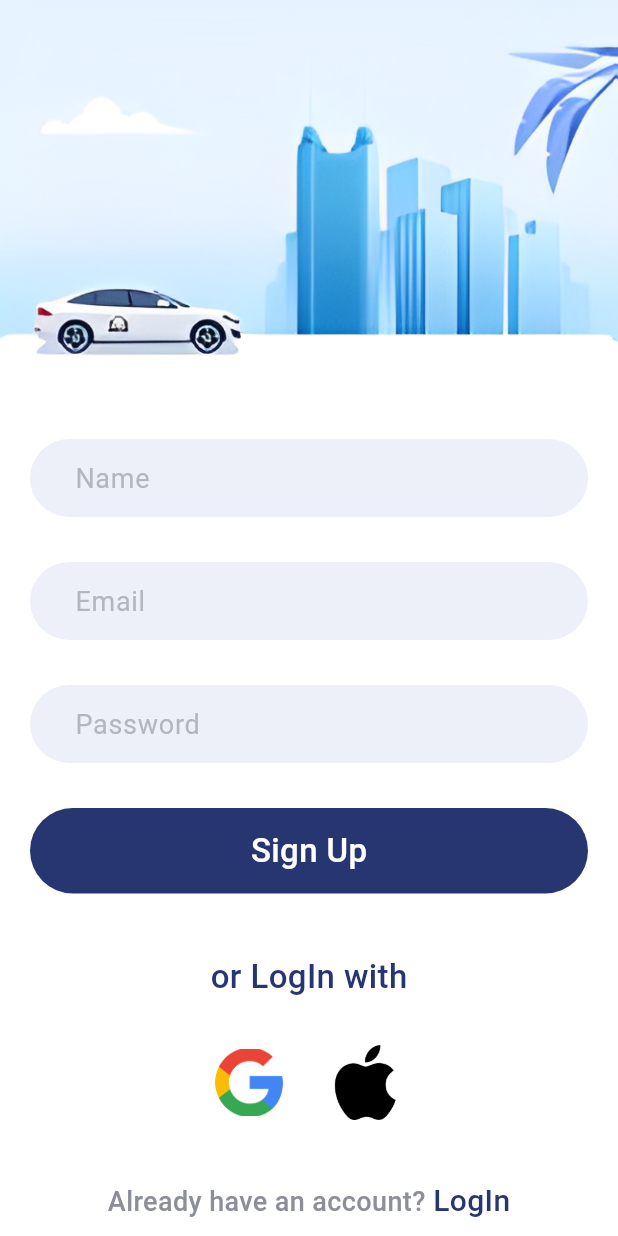
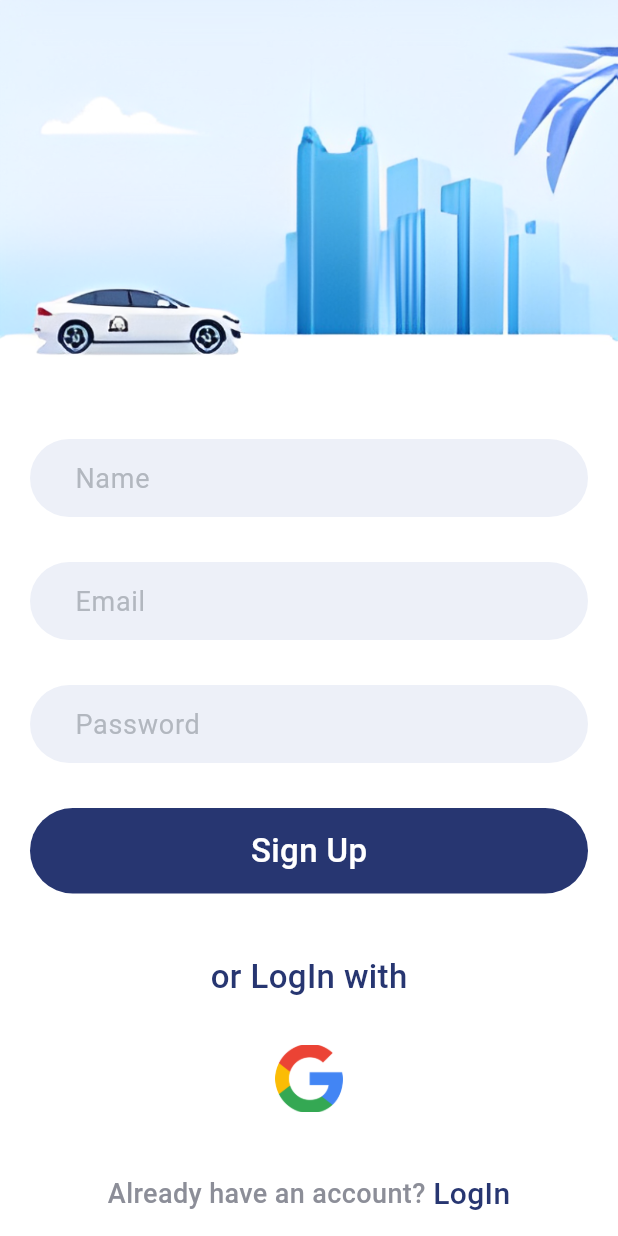
Before and after one commit to chetankush/bazaar-app, a Flutter app: the screen it shows after launch, after a tap on "Sign In", after a tap on "SignUp", on a phone screen of 412 x 824 dp. Run offline on Flutter 3.47's test engine with Material 3 defaults, Android fonts, the phone set to English and light mode, and no system bars; our stand-ins replace carousel_slider, cloud_firestore, firebase_auth, firebase_core, google_sign_in; missing offline and left inert: the_apple_sign_in; accounts and stored records are empty; network calls fail.

Commit message:
atomic commits

```diff
--- a/lib/login.dart
+++ b/lib/login.dart
@@ -124,6 +124,16 @@ class _LogInState extends State<LogIn> {
                     ),
                     GestureDetector(
                       onTap: () {
+
+
+                        print('please wait google sign authentication is working');
+
+                        ScaffoldMessenger.of(context).showSnackBar(
+                          SnackBar(
+                            content: Text('Please wait we are taking you Home'),
+                          ),
+                        );
+
                         if (_formkey.currentState!.validate()) {
                           setState(() {
                             email = mailcontroller.text;
@@ -197,6 +207,14 @@ class _LogInState extends State<LogIn> {
                 GestureDetector(
                   onTap: () {
                     AuthMethods().signInWithGoogle(context);
+                    print('please wait google sign authentication is working');
+
+                    ScaffoldMessenger.of(context).showSnackBar(
+                      SnackBar(
+                        content: Text('Please wait we are taking you Home'),
+                      ),
+                    );
+
                   },
                   child: Image.asset(
                     "images/google.png",
--- a/lib/signup.dart
+++ b/lib/signup.dart
@@ -1,5 +1,6 @@
 import 'package:baazar/home.dart';
 import 'package:baazar/login.dart';
+import 'package:baazar/service/auth.dart';
 import 'package:firebase_auth/firebase_auth.dart';
 import 'package:flutter/material.dart';
 
@@ -124,19 +125,24 @@ class _SignUpState extends State<SignUp> {
               Row(
                 mainAxisAlignment: MainAxisAlignment.center,
                 children: [
-                  Image.asset(
-                    "images/google.png",
-                    height: 45,
-                    width: 45,
-                    fit: BoxFit.cover,
+                  GestureDetector(
+                    onTap: () {
+                      AuthMethods().signInWithGoogle(context);
+                      print('please wait google sign authentication is working');
+
+                      ScaffoldMessenger.of(context).showSnackBar(
+                        SnackBar(
+                          content: Text('Please wait we are taking you Home'),
+                        ),
+                      );
+                    },
+                    child: Image.asset(
+                      "images/google.png",
+                      height: 45,
+                      width: 45,
+                      fit: BoxFit.cover,
+                    ),
                   ),
-                  SizedBox(width: 30.0),
-                  Image.asset(
-                    "images/apple1.png",
-                    height: 50,
-                    width: 50,
-                    fit: BoxFit.cover,
-                  )
                 ],
               ),
               SizedBox(height: 40.0),
```
Also changed, not shown: lib/addToCart.dart (+16 -11 lines).
